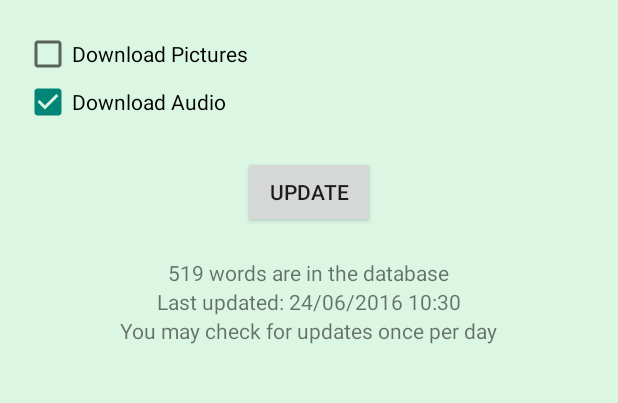
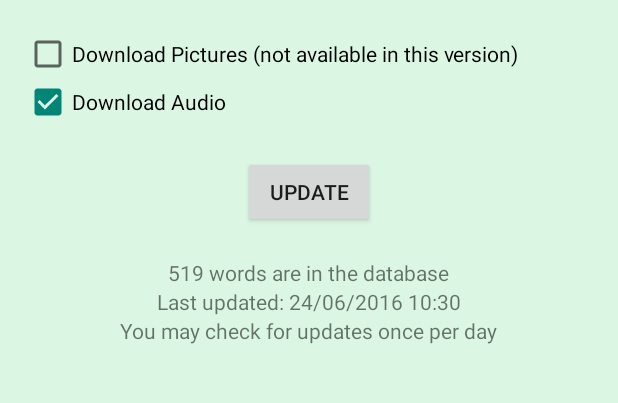
Before and after one commit to acastillah/zapotec-talking-dictionary, an Android app: the fragment UpdateFragment placed in its activity, after a tap on "UPDATE", on a phone screen of 412 x 824 dp, the part 317-720 px from its top. Run offline under Robolectric (Android 15) with nearby library versions, the phone set to English and light mode, and no system bars; 3 statements that could not run were skipped.

Commit message:
This is the version that we're releasing, because this is our last day to work on it for this REU. However, there are still several issues for you to work on if you are reading this. You should have a txt file with a more descriptive list, but basically, top priorities are making the search find accented characters with unaccented input, making update get pictures, and making the initial download work for the newest version fo the dictionary instead of relying on the original 577 words plus an update.

```diff
--- a/app/src/main/java/edu/haverford/cs/zapotectalkingdictionary/UpdateFragment.java
+++ b/app/src/main/java/edu/haverford/cs/zapotectalkingdictionary/UpdateFragment.java
@@ -386,28 +386,23 @@ public class UpdateFragment extends Fragment {
 				          }
 			             FileOutputStream fout;
 			             if (filename.contains(".jpg") || (filename.contains(".JPG"))){//(isPic){
-			            	 Log.d("placing in", root + "/" + filename);
 				             fout = new FileOutputStream(root + "/" + filename);
 			             }
 			             else{
-							 Log.d(filename, filename);
 				             fout = new FileOutputStream(path + "/" + filename);
 			             }
 			             while ((count = zis.read(buffer)) != -1) {
 			                 fout.write(buffer, 0, count);
 			             }
-						 Log.d("here", "here");
 			             fout.close();
 			             zis.closeEntry();
 			         }
-					Log.d("finish", "finish");
 			         is.close();
 			         zis.close();
 			         getHash();
 			         response = "Download finished";
 				}
 	        } catch (Exception e) {
-				Log.d("broken", "broken");
 				response = "Download finished"; //forces all words to install without images
 	        }
 			return null;
--- a/app/src/main/res/values/strings.xml
+++ b/app/src/main/res/values/strings.xml
@@ -51,7 +51,7 @@ All rights reserved. Do not distribute or reproduce without permission. Most of
     <string name="search_hint">Search dictionary</string>
     <string name="updateInfo">The Valley Zapotec Talking Dictionary is constantly growing. Each time you update, the new words will take up more space on your phone. If space is a concern, you may choose if you want to download audio and pictures.</string>
     <string name="downloadAudio">Download Audio</string>
-    <string name="downloadPictures">Download Pictures</string>
+    <string name="downloadPictures">Download Pictures (not available in this version)</string>
     <string name="update">Update</string>
     <string name="speaker">Speaker: </string>
     <string name="audioFragmentDescription">"Click \"Start recording\" to start recording audio and click \"Stop recording\" to end the recording. You can play the recording with the \"Start playing/Stop playing\" button. You may name your audio file in the text field. Audio files can be accessed on your device's local storage under the \"Zapotec Talking Dictionary/audio\" directory."</string>
```
Also changed, not shown: 26 other files.
